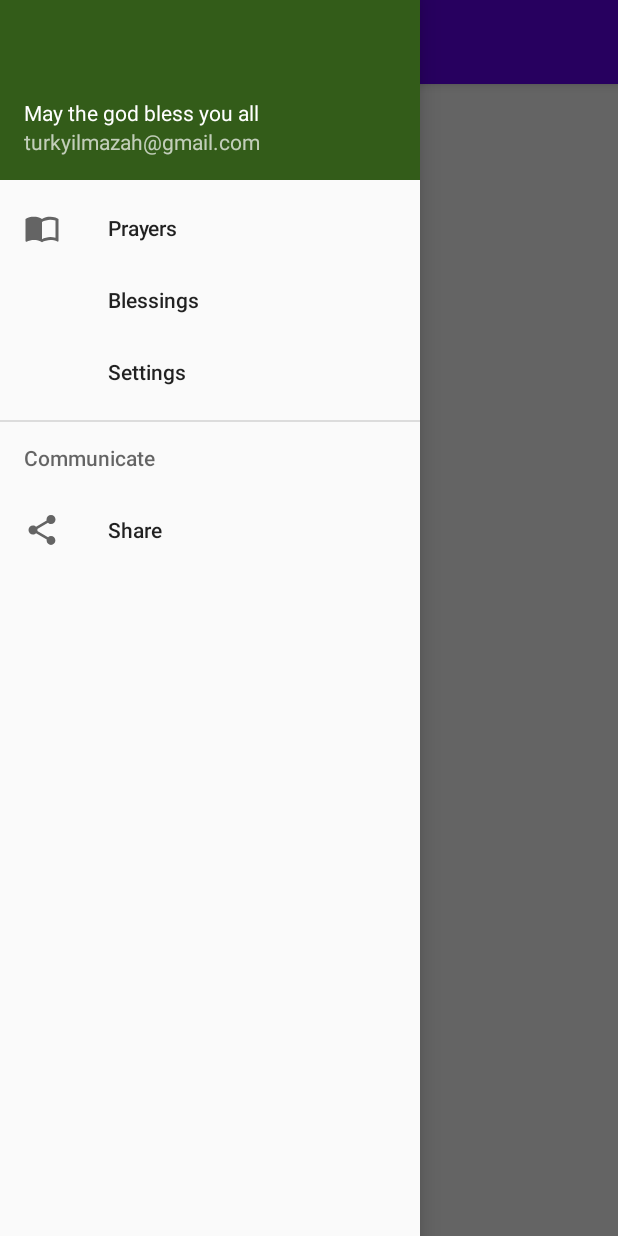
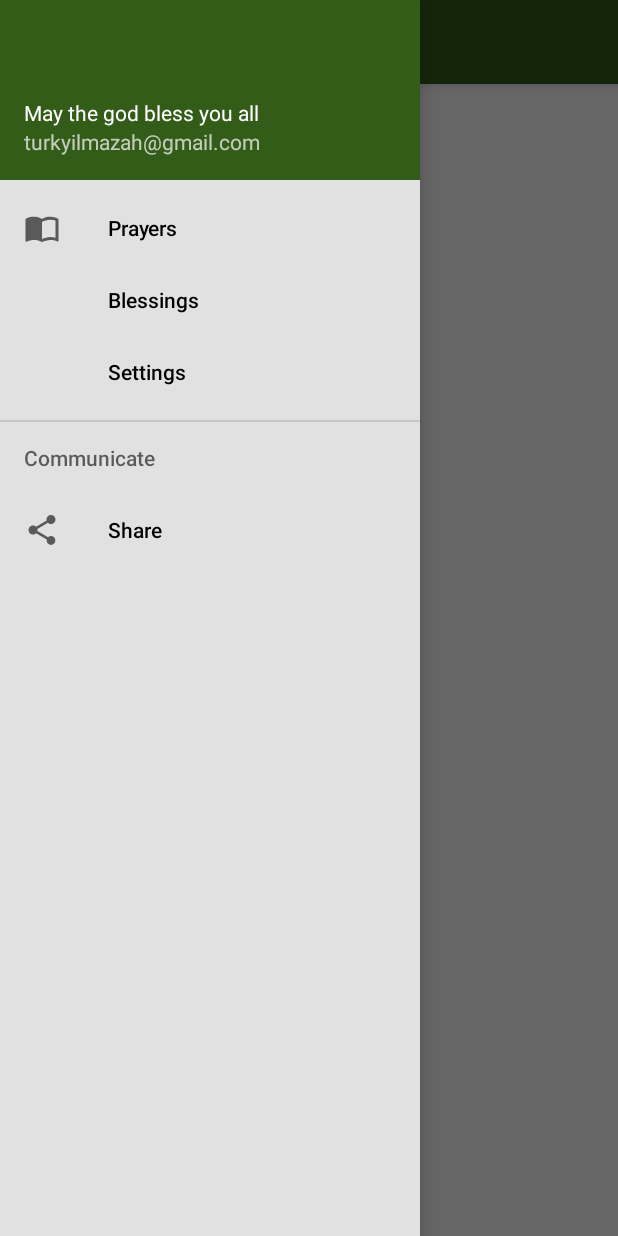
Before and after one commit to ahmetturkyilmaz/blessingmodel, an Android app: the screen it shows after launch (MainActivity), with the side drawer open, on a phone screen of 412 x 824 dp. Run offline under Robolectric (Android 15) with nearby library versions, the phone set to English and light mode, and no system bars.

Commit message:
NightMode feature added.

```diff
--- a/app/build.gradle
+++ b/app/build.gradle
@@ -36,7 +36,9 @@ dependencies {
     implementation 'androidx.navigation:navigation-fragment:2.3.0'
     implementation 'androidx.navigation:navigation-ui:2.3.0'
     implementation 'androidx.lifecycle:lifecycle-extensions:2.2.0'
+
     implementation 'androidx.preference:preference:1.1.1'
+
     implementation 'org.jetbrains:annotations-java5:15.0'
     androidTestImplementation 'androidx.test.ext:junit:1.1.1'
     androidTestImplementation 'androidx.test.espresso:espresso-core:3.2.0'
--- a/app/src/main/AndroidManifest.xml
+++ b/app/src/main/AndroidManifest.xml
@@ -5,6 +5,7 @@
     <uses-permission android:name="android.permission.INTERNET" />
     <uses-permission android:name="android.permission.READ_EXTERNAL_STORAGE" />
     <application
+        android:name=".App"
         android:allowBackup="true"
         android:icon="@mipmap/ic_launcher"
         android:label="@string/app_name"
--- /dev/null
+++ b/app/src/main/java/com/example/blessing_model/App.java
@@ -0,0 +1,26 @@
+package com.example.blessing_model;
+
+import android.app.Application;
+import android.content.SharedPreferences;
+
+import androidx.appcompat.app.AppCompatDelegate;
+import androidx.preference.PreferenceManager;
+
+public class App extends Application {
+
+    @Override
+    public void onCreate() {
+        super.onCreate();
+        nightModePreferences();
+    }
+
+    public void nightModePreferences() {
+        SharedPreferences sharedPreferences = PreferenceManager.getDefaultSharedPreferences(this);
+        boolean isNightModeOn = sharedPreferences.getBoolean("nightMode", false);
+        if (isNightModeOn) {
+            AppCompatDelegate.setDefaultNightMode(AppCompatDelegate.MODE_NIGHT_YES);
+        } else {
+            AppCompatDelegate.setDefaultNightMode(AppCompatDelegate.MODE_NIGHT_NO);
+        }
+    }
+}
--- a/app/src/main/res/layout/activity_blessing.xml
+++ b/app/src/main/res/layout/activity_blessing.xml
@@ -11,7 +11,7 @@
         android:id="@+id/blessingToolbar"
         android:layout_width="match_parent"
         android:layout_height="?attr/actionBarSize"
-        android:background="?attr/toolbarColor"
+        android:background="@color/toolbarColor"
         android:elevation="4dp"
         android:theme="@style/ThemeOverlay.AppCompat.Dark.ActionBar"
         app:popupTheme="@style/Theme.AppCompat.Light" />
--- a/app/src/main/res/layout/activity_counter.xml
+++ b/app/src/main/res/layout/activity_counter.xml
@@ -12,7 +12,7 @@
             android:id="@+id/sure_page"
             android:layout_width="match_parent"
             android:layout_height="match_parent"
-            android:background="?attr/backgroundColor"
+            android:background="@color/backgroundColor"
             android:padding="4dp"
             android:scrollbars="vertical" />
 
--- a/app/src/main/res/layout/activity_main.xml
+++ b/app/src/main/res/layout/activity_main.xml
@@ -14,12 +14,13 @@
     <LinearLayout
         android:layout_width="match_parent"
         android:layout_height="match_parent"
-        android:orientation="vertical">
+        android:orientation="vertical"
+        android:background="@color/backgroundColor">
 
         <androidx.appcompat.widget.Toolbar
             android:layout_width="match_parent"
             android:layout_height="?attr/actionBarSize"
-            android:background="@color/colorPrimary"
+            android:background="@color/toolbarColor"
             app:title="selamunaleykum"
             android:id="@+id/mainToolbar"
             app:popupTheme="@style/Theme.AppCompat.Light"
@@ -34,6 +35,8 @@
         android:layout_height="match_parent"
         android:layout_gravity="start"
         android:id="@+id/nav_view"
+        android:background="@color/drawerBackgroundColor"
+        app:itemTextColor="@color/textColor"
         app:headerLayout="@layout/activity_drawer"
         app:menu="@menu/drawer_menu"/>
 </androidx.drawerlayout.widget.DrawerLayout>
--- a/app/src/main/res/layout/activity_prayer.xml
+++ b/app/src/main/res/layout/activity_prayer.xml
@@ -8,7 +8,7 @@
     <RelativeLayout
         android:layout_width="match_parent"
         android:layout_height="match_parent"
-        android:background="?attr/backgroundColor"
+        android:background="@color/backgroundColor"
         android:orientation="horizontal">
 
         <androidx.appcompat.widget.Toolbar
--- a/app/src/main/res/layout/settings_activity.xml
+++ b/app/src/main/res/layout/settings_activity.xml
@@ -14,7 +14,7 @@
         android:id="@+id/settings"
         android:layout_width="match_parent"
         android:layout_height="match_parent"
-        android:background="#000000"/>
+        android:background="@color/backgroundColor"/>
 
 
 </LinearLayout>
--- a/app/src/main/res/menu/drawer_menu.xml
+++ b/app/src/main/res/menu/drawer_menu.xml
@@ -22,7 +22,6 @@
                 android:id="@+id/nav_share"
                 android:icon="@drawable/ic_share"
                 android:title="@string/share" />
-
         </menu>
     </item>
 </menu>
--- a/app/src/main/res/values-night/colors.xml
+++ /dev/null
@@ -1,7 +0,0 @@
-<?xml version="1.0" encoding="utf-8"?>
-<resources><resources>
-    <color name="backgroundColor">#FFFFFF</color>
-    <color name="colorPrimary">#6200EE</color>
-    <color name="colorPrimaryDark">#3700B3</color>
-    <color name="colorAccent">#03DAC5</color>
-</resources></resources>
--- a/app/src/main/res/values/colors.xml
+++ b/app/src/main/res/values/colors.xml
@@ -1,7 +1,11 @@
 <?xml version="1.0" encoding="utf-8"?>
 <resources>
     <color name="backgroundColor">#FFFFFF</color>
+    <color name="drawerBackgroundColor">#E1E1E1</color>
     <color name="colorPrimary">#6200EE</color>
     <color name="colorPrimaryDark">#3700B3</color>
     <color name="colorAccent">#03DAC5</color>
+    <color name="toolbarColor">#335C19</color>
+    <color name="textColor">#000000</color>
+
 </resources>
--- a/app/src/main/res/values/styles.xml
+++ b/app/src/main/res/values/styles.xml
@@ -40,6 +40,7 @@
     <style name="AppTheme.NoActionBar">
         <item name="windowActionBar">false</item>
         <item name="windowNoTitle">true</item>
+        <item name="textColor">#000000</item>
 
     </style>
 
```
Also changed, not shown: app/src/main/java/com/example/blessing_model/activities/MainActivity.java (+8 -5 lines), app/src/main/java/com/example/blessing_model/activities/SettingsActivity.java (+11 -8 lines), app/src/main/res/layout/blessing_item.xml (+5 -5 lines).
